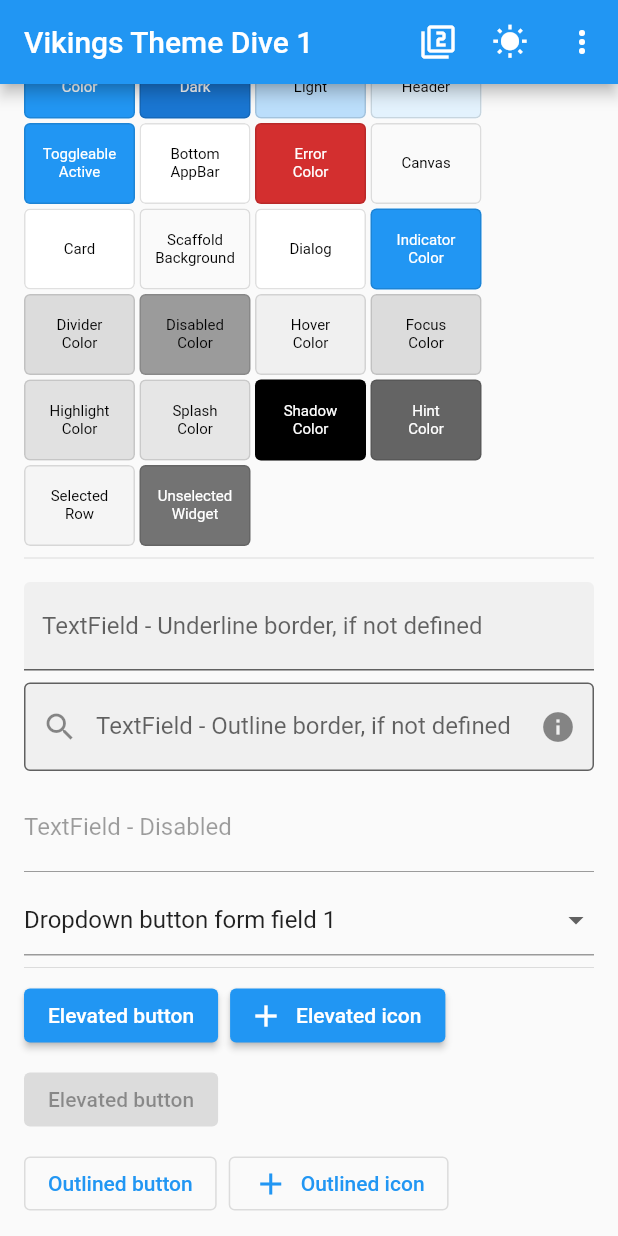
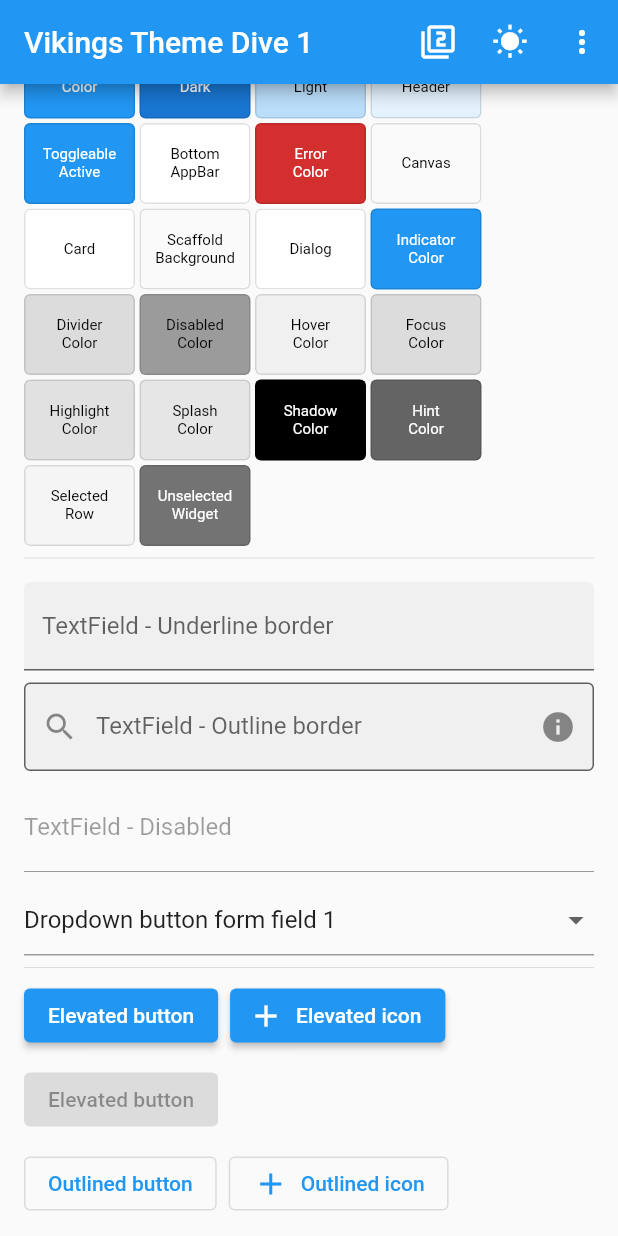
Before and after one commit to rydmike/vikings_theme_demo, a Flutter app: the screen it shows after launch, scrolled down 576 dp, on a phone screen of 412 x 824 dp. Run offline on Flutter 3.47's test engine with Material 2 defaults, Android fonts, the phone set to English and light mode, and no system bars.

Commit message:
Update main.dart

```diff
--- a/lib/main.dart
+++ b/lib/main.dart
@@ -1156,7 +1156,7 @@ class _TextInputFieldState extends State<TextInputField> {
           decoration: InputDecoration(
             filled: widget.filled ?? true,
             hintText: 'Write something...',
-            labelText: 'TextField - Underline border, if not defined',
+            labelText: 'TextField - Underline border',
             errorText: _errorState1
                 ? "Any entry without an 'a' will trigger this error"
                 : null,
@@ -1179,7 +1179,7 @@ class _TextInputFieldState extends State<TextInputField> {
             filled: widget.filled ?? true,
             border: const OutlineInputBorder(),
             hintText: 'Write something...',
-            labelText: 'TextField - Outline border, if not defined',
+            labelText: 'TextField - Outline border',
             prefixIcon: const Icon(Icons.search),
             suffixIcon: const Icon(Icons.info),
             errorText: _errorState2
```
